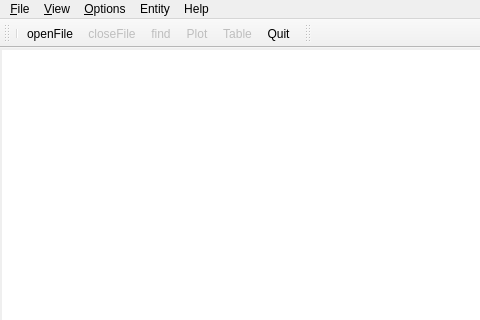
Before: the Qt Designer form MainWindow.ui in bendalab/NixView, drawn with Qt 5; both pictures show x 0 to 480 and y 0 to 320 of the 1400 by 788 pixel window.
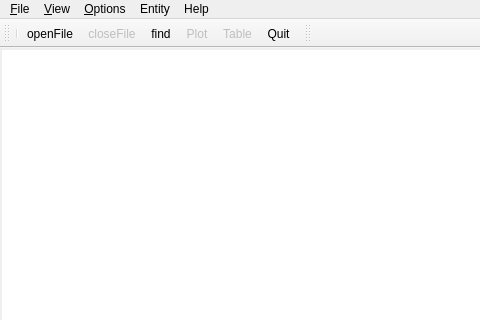
After: the same form once the commit is applied. Icons and pictures are not drawn. Custom widgets are drawn as their Qt base class.

The edit to the form file:
```diff
--- a/MainWindow.ui
+++ b/MainWindow.ui
@@ -557,7 +557,7 @@
   </action>
   <action name="actionFind">
    <property name="enabled">
-    <bool>false</bool>
+    <bool>true</bool>
    </property>
    <property name="icon">
     <iconset resource="resources.qrc">
```
Left out of the diff: 2 changed lines with no effect on the pictures.
